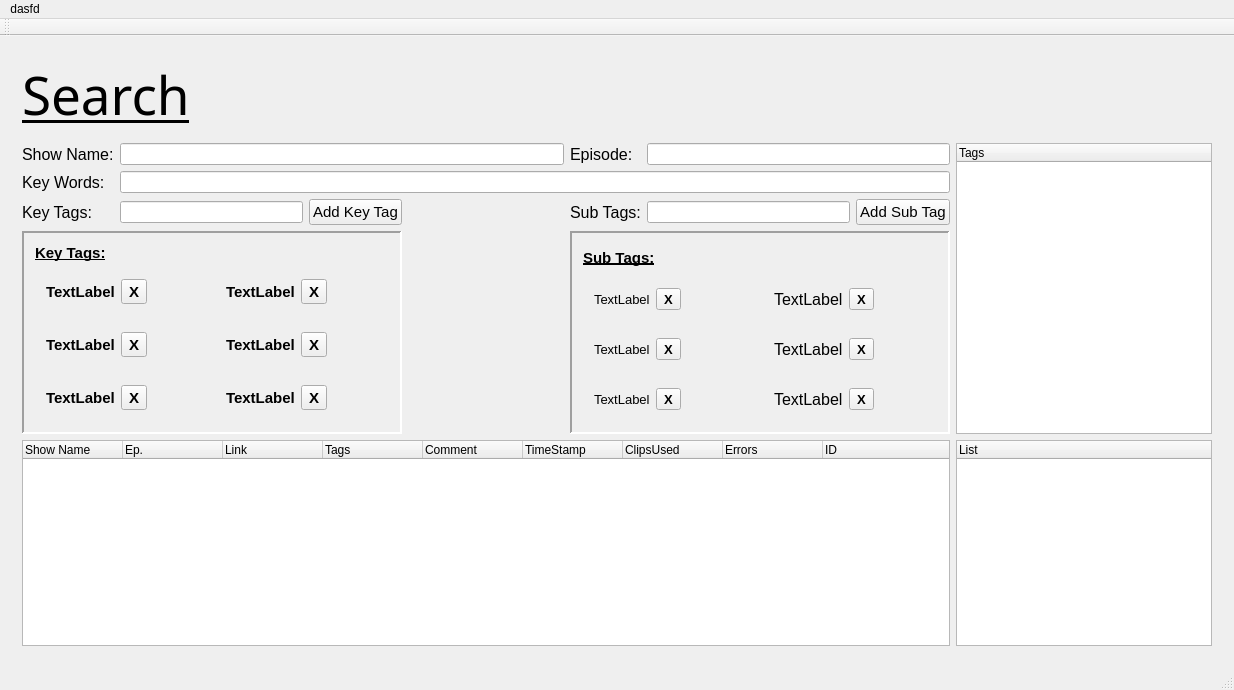
Old version of the form AniClip/mainwindow.ui in the repository MercifulZebra/Animegraphy.
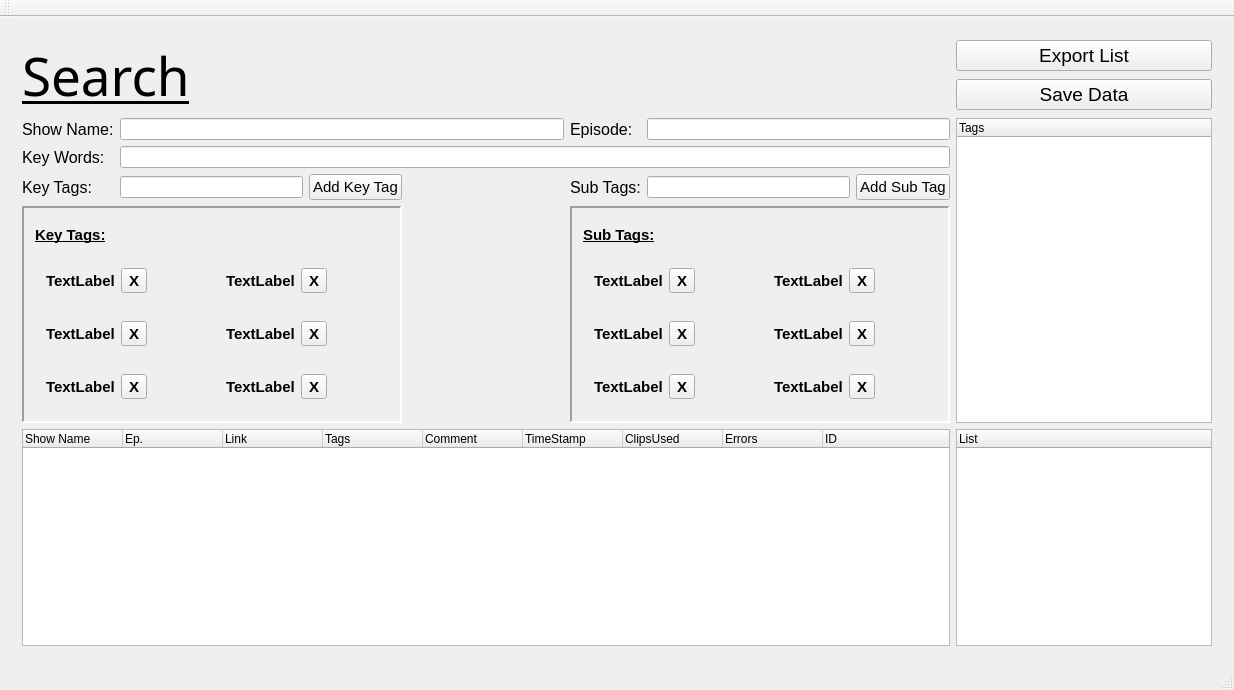
New version of the form. Custom widgets are drawn as their Qt base class.

Commit message: Added main config hierarchy. Added list management. Added save features

Diff of the .ui file:
```diff
--- a/AniClip/mainwindow.ui
+++ b/AniClip/mainwindow.ui
@@ -22,8 +22,32 @@
       </property>
       <widget class="QWidget" name="page_Search">
        <layout class="QGridLayout" name="gridLayout_2">
+        <item row="7" column="8">
+         <widget class="QTreeWidget" name="tree_List">
+          <property name="sizePolicy">
+           <sizepolicy hsizetype="Expanding" vsizetype="Preferred">
+            <horstretch>0</horstretch>
+            <verstretch>0</verstretch>
+           </sizepolicy>
+          </property>
+          <property name="focusPolicy">
+           <enum>Qt::NoFocus</enum>
+          </property>
+          <column>
+           <property name="text">
+            <string>List</string>
+           </property>
+          </column>
+         </widget>
+        </item>
         <item row="6" column="0" colspan="4">
          <widget class="QFrame" name="frame_KeyTags">
+          <property name="sizePolicy">
+           <sizepolicy hsizetype="Preferred" vsizetype="Minimum">
+            <horstretch>0</horstretch>
+            <verstretch>0</verstretch>
+           </sizepolicy>
+          </property>
           <property name="minimumSize">
            <size>
             <width>380</width>
@@ -309,6 +333,12 @@
         </item>
         <item row="6" column="5" colspan="3">
          <widget class="QFrame" name="frame_SubTags">
+          <property name="sizePolicy">
+           <sizepolicy hsizetype="Preferred" vsizetype="Minimum">
+            <horstretch>0</horstretch>
+            <verstretch>0</verstretch>
+           </sizepolicy>
+          </property>
           <property name="minimumSize">
            <size>
             <width>380</width>
@@ -341,7 +371,9 @@
                <widget class="QLabel" name="label_subTag1">
                 <property name="font">
                  <font>
-                  <pointsize>10</pointsize>
+                  <pointsize>11</pointsize>
+                  <weight>75</weight>
+                  <bold>true</bold>
                  </font>
                 </property>
                 <property name="focusPolicy">
@@ -356,7 +388,7 @@
                <widget class="TagButtonBox" name="button_subTag1">
                 <property name="font">
                  <font>
-                  <pointsize>10</pointsize>
+                  <pointsize>11</pointsize>
                   <weight>75</weight>
                   <bold>true</bold>
                  </font>
@@ -379,7 +411,9 @@
                <widget class="QLabel" name="label_subTag4">
                 <property name="font">
                  <font>
-                  <pointsize>12</pointsize>
+                  <pointsize>11</pointsize>
+                  <weight>75</weight>
+                  <bold>true</bold>
                  </font>
                 </property>
                 <property name="focusPolicy">
@@ -394,7 +428,7 @@
                <widget class="TagButtonBox" name="button_subTag4">
                 <property name="font">
                  <font>
-                  <pointsize>10</pointsize>
+                  <pointsize>11</pointsize>
                   <weight>75</weight>
                   <bold>true</bold>
                  </font>
@@ -417,7 +451,9 @@
                <widget class="QLabel" name="label_subTag6">
                 <property name="font">
                  <font>
-                  <pointsize>12</pointsize>
+                  <pointsize>11</pointsize>
+                  <weight>75</weight>
+                  <bold>true</bold>
                  </font>
                 </property>
                 <property name="focusPolicy">
@@ -432,7 +468,7 @@
                <widget class="TagButtonBox" name="button_subTag6">
                 <property name="font">
                  <font>
-                  <pointsize>10</pointsize>
+                  <pointsize>11</pointsize>
                   <weight>75</weight>
                   <bold>true</bold>
                  </font>
@@ -455,7 +491,9 @@
                <widget class="QLabel" name="label_subTag3">
                 <property name="font">
                  <font>
-                  <pointsize>10</pointsize>
+                  <pointsize>11</pointsize>
+                  <weight>75</weight>
+                  <bold>true</bold>
                  </font>
                 </property>
                 <property name="focusPolicy">
@@ -470,7 +508,7 @@
                <widget class="TagButtonBox" name="button_subTag3">
                 <property name="font">
                  <font>
-                  <pointsize>10</pointsize>
+                  <pointsize>11</pointsize>
                   <weight>75</weight>
                   <bold>true</bold>
                  </font>
@@ -508,7 +546,9 @@
                <widget class="QLabel" name="label_subTag2">
                 <property name="font">
                  <font>
-                  <pointsize>10</pointsize>
+                  <pointsize>11</pointsize>
+                  <weight>75</weight>
+                  <bold>true</bold>
                  </font>
                 </property>
                 <property name="focusPolicy">
@@ -523,7 +563,7 @@
                <widget class="TagButtonBox" name="button_subTag2">
                 <property name="font">
                  <font>
-                  <pointsize>10</pointsize>
+                  <pointsize>11</pointsize>
                   <weight>75</weight>
                   <bold>true</bold>
                  </font>
@@ -546,7 +586,9 @@
                <widget class="QLabel" name="label_subTag5">
                 <property name="font">
                  <font>
-                  <pointsize>12</pointsize>
+                  <pointsize>11</pointsize>
+                  <weight>75</weight>
+                  <bold>true</bold>
                  </font>
                 </property>
                 <property name="focusPolicy">
@@ -561,7 +603,7 @@
                <widget class="TagButtonBox" name="button_subTag5">
                 <property name="font">
                  <font>
-                  <pointsize>10</pointsize>
+                  <pointsize>11</pointsize>
                   <weight>75</weight>
                   <bold>true</bold>
                  </font>
@@ -582,6 +624,12 @@
         </item>
         <item row="3" column="8" rowspan="4">
          <widget class="TagTreeWidget" name="tree_Tags">
+          <property name="sizePolicy">
+           <sizepolicy hsizetype="Expanding" vsizetype="Preferred">
+            <horstretch>0</horstretch>
+            <verstretch>0</verstretch>
+           </sizepolicy>
+          </property>
           <property name="focusPolicy">
            <enum>Qt::NoFocus</enum>
           </property>
@@ -606,6 +654,12 @@
         </item>
         <item row="7" column="0" colspan="8">
          <widget class="QTreeWidget" name="tree_Clips">
+          <property name="sizePolicy">
+           <sizepolicy hsizetype="Expanding" vsizetype="Preferred">
+            <horstretch>0</horstretch>
+            <verstretch>0</verstretch>
+           </sizepolicy>
+          </property>
           <property name="focusPolicy">
            <enum>Qt::NoFocus</enum>
           </property>
@@ -707,16 +761,6 @@
           </property>
          </widget>
         </item>
-        <item row="1" column="0">
-         <widget class="QFrame" name="frame_spacer">
-          <property name="frameShape">
-           <enum>QFrame::StyledPanel</enum>
-          </property>
-          <property name="frameShadow">
-           <enum>QFrame::Raised</enum>
-          </property>
-         </widget>
-        </item>
         <item row="3" column="6" colspan="2">
          <widget class="TabLineEdit" name="edit_EpNum">
           <property name="focusPolicy">
@@ -729,6 +773,9 @@
           <property name="orientation">
            <enum>Qt::Horizontal</enum>
           </property>
+          <property name="sizeType">
+           <enum>QSizePolicy::Expanding</enum>
+          </property>
           <property name="sizeHint" stdset="0">
            <size>
             <width>40</width>
@@ -810,7 +857,43 @@
           </property>
          </widget>
         </item>
-        <item row="0" column="0" colspan="8">
+        <item row="0" column="8">
+         <widget class="QPushButton" name="button_export">
+          <property name="sizePolicy">
+           <sizepolicy hsizetype="Minimum" vsizetype="Fixed">
+            <horstretch>0</horstretch>
+            <verstretch>0</verstretch>
+           </sizepolicy>
+          </property>
+          <property name="font">
+           <font>
+            <pointsize>14</pointsize>
+           </font>
+          </property>
+          <property name="text">
+           <string>Export List</string>
+          </property>
+         </widget>
+        </item>
+        <item row="1" column="8">
+         <widget class="QPushButton" name="button_save">
+          <property name="sizePolicy">
+           <sizepolicy hsizetype="Minimum" vsizetype="Fixed">
+            <horstretch>0</horstretch>
+            <verstretch>0</verstretch>
+           </sizepolicy>
+          </property>
+          <property name="font">
+           <font>
+            <pointsize>14</pointsize>
+           </font>
+          </property>
+          <property name="text">
+           <string>Save Data</string>
+          </property>
+         </widget>
+        </item>
+        <item row="0" column="0" rowspan="2" colspan="7">
          <widget class="QLabel" name="title_Search">
           <property name="font">
            <font>
@@ -824,18 +907,6 @@
           </property>
          </widget>
         </item>
-        <item row="7" column="8">
-         <widget class="QTreeWidget" name="tree_List">
-          <property name="focusPolicy">
-           <enum>Qt::NoFocus</enum>
-          </property>
-          <column>
-           <property name="text">
-            <string>List</string>
-           </property>
-          </column>
-         </widget>
-        </item>
        </layout>
       </widget>
       <widget class="QWidget" name="page_2"/>
@@ -843,6 +914,15 @@
     </item>
    </layout>
   </widget>
+  <widget class="QToolBar" name="mainToolBar">
+   <attribute name="toolBarArea">
+    <enum>TopToolBarArea</enum>
+   </attribute>
+   <attribute name="toolBarBreak">
+    <bool>false</bool>
+   </attribute>
+  </widget>
+  <widget class="QStatusBar" name="statusBar"/>
   <widget class="QMenuBar" name="menuBar">
    <property name="geometry">
     <rect>
@@ -852,32 +932,20 @@
      <height>21</height>
     </rect>
    </property>
-   <widget class="QMenu" name="menuDasfd">
-    <property name="title">
-     <string>dasfd</string>
-    </property>
-    <widget class="QMenu" name="menuAsdf">
-     <property name="title">
-      <string>asdf</string>
-     </property>
-     <addaction name="actionDsafsd"/>
-    </widget>
-    <addaction name="menuAsdf"/>
-   </widget>
-   <addaction name="menuDasfd"/>
   </widget>
-  <widget class="QToolBar" name="mainToolBar">
-   <attribute name="toolBarArea">
-    <enum>TopToolBarArea</enum>
-   </attribute>
-   <attribute name="toolBarBreak">
-    <bool>false</bool>
-   </attribute>
-  </widget>
-  <widget class="QStatusBar" name="statusBar"/>
-  <action name="actionDsafsd">
+  <action name="actionSave_Data">
    <property name="text">
-    <string>dsafsd</string>
+    <string>Save Data</string>
+   </property>
+  </action>
+  <action name="actionExport_List">
+   <property name="text">
+    <string>Export List</string>
+   </property>
+  </action>
+  <action name="actionCreate_Backup">
+   <property name="text">
+    <string>Create Backup</string>
    </property>
   </action>
  </widget>
```
The commit also changes 4 other files.
